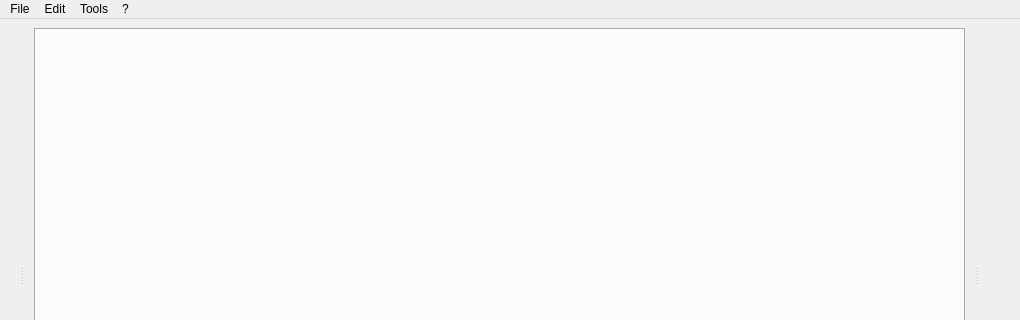
Before: the Qt Designer form src/tools/qt/MainWindow.ui in gunmetal313/medusa, drawn with Qt 5; both pictures show x 0 to 1020 and y 0 to 320 of the 1020 by 769 pixel window.
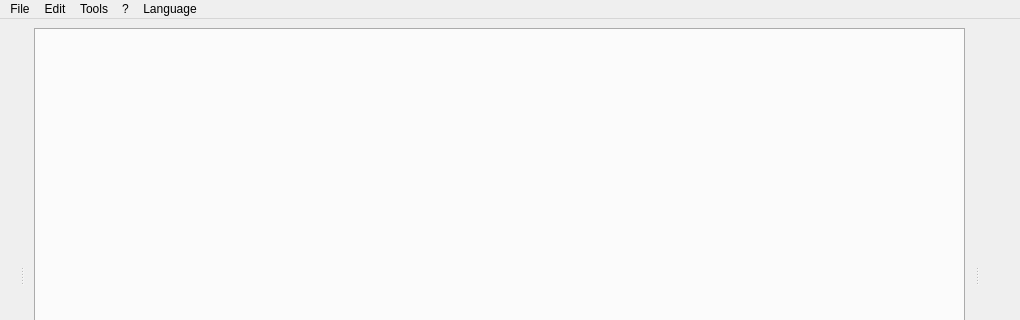
After: the same form once the commit is applied. Icons and pictures are not drawn.

The edit to the form file:
```diff
--- a/src/tools/qt/MainWindow.ui
+++ b/src/tools/qt/MainWindow.ui
@@ -74,10 +74,17 @@
     </property>
     <addaction name="actionSettings"/>
    </widget>
+   <widget class="QMenu" name="menuLanguages">
+    <property name="title">
+     <string>Language</string>
+    </property>
+    <addaction name="separator"/>
+   </widget>
    <addaction name="menuFile"/>
    <addaction name="menuEdit"/>
    <addaction name="menuTools"/>
    <addaction name="menu"/>
+   <addaction name="menuLanguages"/>
   </widget>
   <widget class="QStatusBar" name="statusbar"/>
   <widget class="QDockWidget" name="logDock">
```
